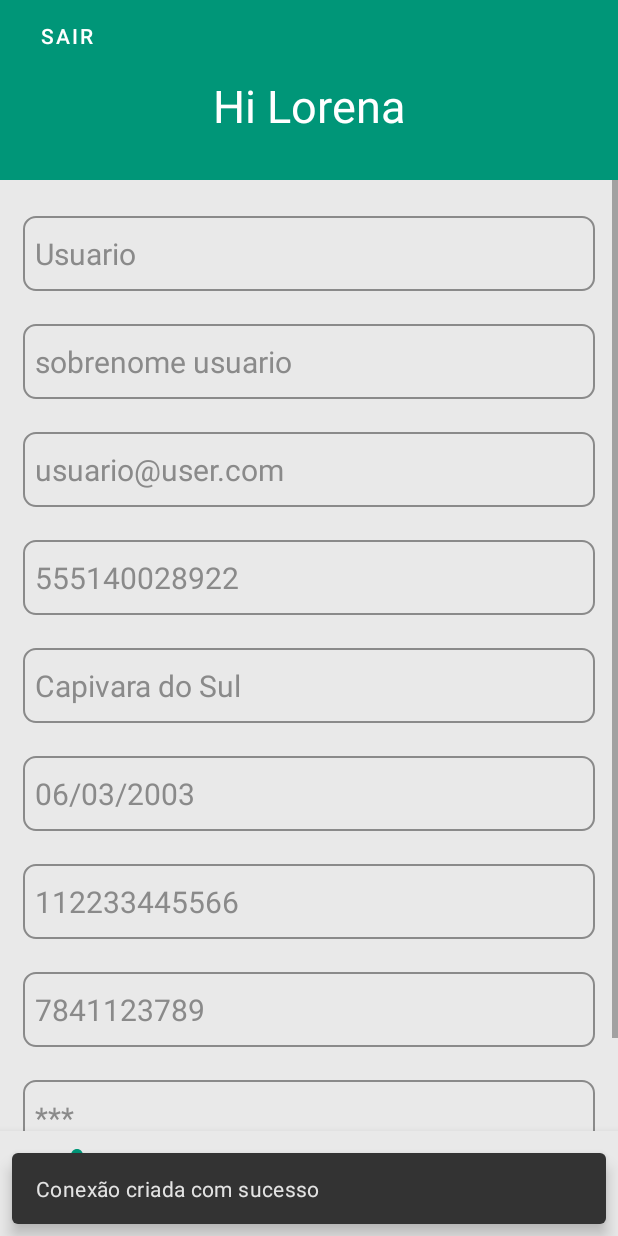
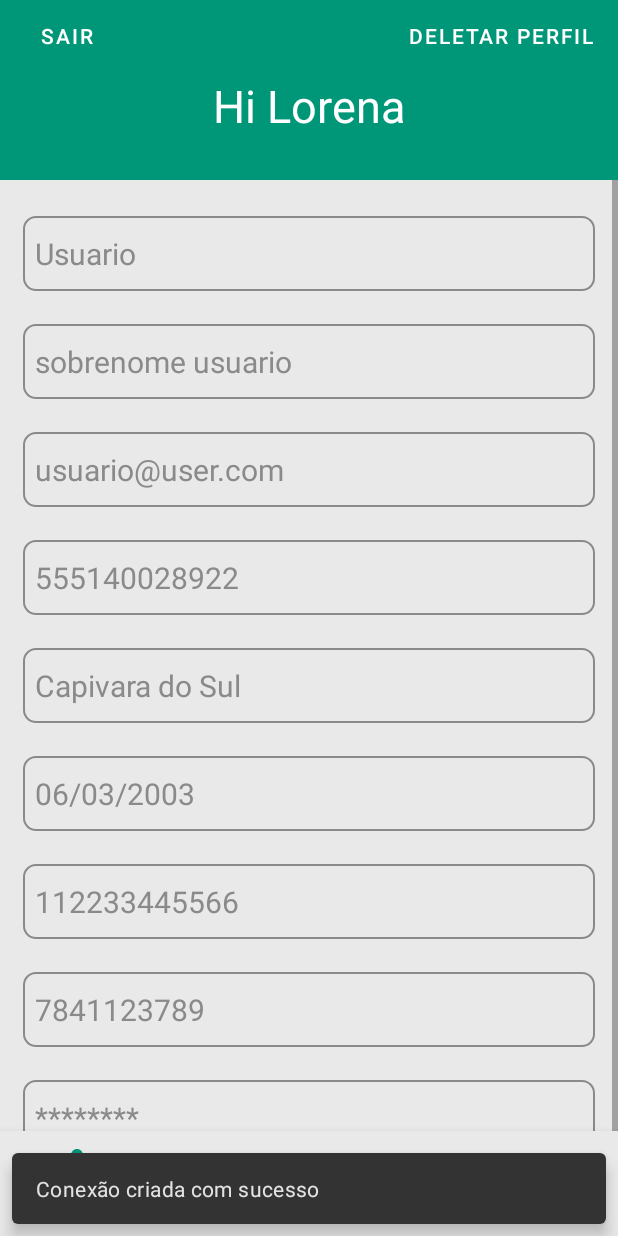
Before and after one commit to Camillyskk/AplicativoAndroid-PDM, an Android app: the ProfileFragment screen opened directly, with no data from a screen before it, on a phone screen of 412 x 824 dp. Run offline under Robolectric (Android 15) with nearby library versions, the phone set to English and light mode, and no system bars; 18 statements that could not run were skipped.

Commit message:
update profile ok

```diff
--- a/app/src/main/java/com/example/projetopdm/CadastroActivity.java
+++ b/app/src/main/java/com/example/projetopdm/CadastroActivity.java
@@ -209,7 +209,7 @@ public class CadastroActivity extends AppCompatActivity {
 
             conexao = dadosOpenHelper.getWritableDatabase();
 
-            Snackbar.make(activity_cadastro, R.string.message_conexao_ok, Snackbar.LENGTH_LONG).setAction(R.string.message_ok, null).show();
+            //Snackbar.make(activity_cadastro, R.string.message_conexao_ok, Snackbar.LENGTH_LONG).setAction(R.string.message_ok, null).show();
 
             usuarioRepo = new UsuarioRepo(conexao);
 
--- a/app/src/main/java/com/example/projetopdm/ProfileFragment.java
+++ b/app/src/main/java/com/example/projetopdm/ProfileFragment.java
@@ -8,6 +8,7 @@ import static com.example.projetopdm.CadastroActivity.validarNome;
 import static com.example.projetopdm.CadastroActivity.validarRG;
 import static com.example.projetopdm.CadastroActivity.validarSenha;
 import static com.example.projetopdm.CadastroActivity.validarTelefone;
+import static com.example.projetopdm.MainActivity.usuarioatual;
 
 import android.content.Intent;
 import android.database.SQLException;
@@ -20,6 +21,7 @@ import androidx.appcompat.app.AlertDialog;
 import androidx.fragment.app.Fragment;
 
 
+import android.util.Log;
 import android.view.LayoutInflater;
 import android.view.View;
 import android.view.ViewGroup;
@@ -28,6 +30,7 @@ import android.widget.EditText;
 
 import com.example.projetopdm.clinica.Agenda;
 import com.example.projetopdm.database.DadosOpenHelper;
+import com.example.projetopdm.dominios.entidades.Usuarios;
 import com.example.projetopdm.dominios.entidades.repositorios.UsuarioRepo;
 import com.example.projetopdm.usuarios.Usuario;
 import com.google.android.material.snackbar.Snackbar;
@@ -42,8 +45,10 @@ public class ProfileFragment extends Fragment {
     EditText et_nome, et_sobrenome, et_email, et_telefone, et_cidade, et_dataNasc, et_RG, et_CPF, et_senha;
     Button bt_atualizar, bt_sair;
 
+    static SQLiteDatabase conexao;
+    static DadosOpenHelper dadosOpenHelper;
 
-    UsuarioRepo usuarioRepo;
+    UsuarioRepo usuarioRepo = new UsuarioRepo(conexao);
 
 
     // TODO: Rename parameter arguments, choose names that match
@@ -80,6 +85,7 @@ public class ProfileFragment extends Fragment {
     @Override
     public void onCreate(Bundle savedInstanceState) {
         super.onCreate(savedInstanceState);
+        criarConexao();
         if (getArguments() != null) {
             mParam1 = getArguments().getString(ARG_PARAM1);
             mParam2 = getArguments().getString(ARG_PARAM2);
@@ -93,8 +99,9 @@ public class ProfileFragment extends Fragment {
         View v = inflater.inflate(R.layout.fragment_profile, container, false);
 
         //EditTexts com os dados
+        et_nome = v.findViewById(R.id.nome);
+        et_sobrenome = v.findViewById(R.id.sobrenome);
         et_email = v.findViewById(R.id.email);
-        et_senha = v.findViewById(R.id.senha);
         et_telefone = v.findViewById(R.id.telefone);
         et_cidade = v.findViewById(R.id.cidade);
         et_dataNasc = v.findViewById(R.id.dataNasc);
@@ -102,34 +109,56 @@ public class ProfileFragment extends Fragment {
         et_CPF = v.findViewById(R.id.cpf);
         et_senha = v.findViewById(R.id.senha);
 
+
         bt_atualizar = v.findViewById(R.id.atualizar);
         bt_sair = v.findViewById(R.id.bt_sair);
 
+
+        Log.d("ID: ", toString().valueOf(usuarioatual.ID));
+        Log.d("Cidade: ", usuarioatual.cidade.toString());
+        Log.d("Nome: ", usuarioatual.nome.toString());
+        Log.d("Sobrenome: ", usuarioatual.sobrenome.toString());
+        Log.d("CPF: ", usuarioatual.CPF.toString());
+        Log.d("RG: ", usuarioatual.RG.toString());
+        Log.d("Telefone: ", usuarioatual.telefone.toString());
+        Log.d("Nascimento: ", usuarioatual.nascimento.toString());
+        Log.d("Email: ", usuarioatual.email.toString());
+        Log.d("Senha: ", usuarioatual.senha.toString());
+
+
+        et_nome.setText(usuarioatual.nome.toString());
+        et_sobrenome.setText(usuarioatual.sobrenome.toString());
+        et_email.setText(usuarioatual.email.toString());
+        et_telefone.setText(usuarioatual.telefone.toString());
+        et_cidade.setText(usuarioatual.cidade.toString());
+        et_dataNasc.setText(usuarioatual.nascimento.toString());
+        et_CPF.setText(usuarioatual.CPF.toString());
+        et_RG.setText(usuarioatual.RG.toString());
+        et_senha.setText(usuarioatual.senha.toString());
+
+
         //Desabilitar os EditTexts
         //desabilitarEditTexts();
-
-        /*
-            et_cidade.setText(usuarioatual.cidade);
-            et_nome.setText(usuarioatual.nome);
-            et_sobrenome.setText(usuarioatual.sobrenome);
-            et_CPF.setText(usuarioatual.CPF);
-            et_RG.setText(usuarioatual.RG);
-            et_dataNasc.setText(usuarioatual.nascimento);
-            et_email.setText(usuarioatual.email);
-            et_senha.setText(usuarioatual.senha);
-         */
-
 
         bt_atualizar.setOnClickListener(new View.OnClickListener() {
             @RequiresApi(api = Build.VERSION_CODES.O)
             @Override
             public void onClick(View v) {
-//                puxar dados do banco e colocar no text dos editText
 
-                /*
-                usuarioRepo.alterar(usuarioatual);
-                */
+                Usuarios user = new Usuarios();
 
+                user.ID = usuarioatual.ID;
+                user.nome = et_nome.getText().toString();
+                user.sobrenome = et_sobrenome.getText().toString();
+                user.email = et_email.getText().toString();
+                user.senha = et_senha.getText().toString();
+                user.telefone = et_telefone.getText().toString();
+                user.cidade = et_cidade.getText().toString();
+                user.RG = et_RG.getText().toString();
+                user.CPF = et_CPF.getText().toString();
+                user.nascimento = et_dataNasc.getText().toString();
+
+                usuarioRepo.alterar(user);
 
                 if(et_email.isEnabled()){
                    if(isDadosValidos()) {
@@ -209,4 +238,22 @@ public class ProfileFragment extends Fragment {
     }
 
 
+    public void criarConexao() {
+        try {
+            dadosOpenHelper = new DadosOpenHelper(getActivity());
+
+            conexao = dadosOpenHelper.getWritableDatabase();
+
+            //Snackbar.make(activity_main, R.string.message_conexao_ok, Snackbar.LENGTH_LONG).setAction(R.string.message_ok, null).show();
+
+            usuarioRepo = new UsuarioRepo(conexao);
+
+        } catch (SQLException ex) {
+            AlertDialog.Builder dlg = new AlertDialog.Builder(getActivity());
+            dlg.setTitle(R.string.message_erro);
+            dlg.setMessage(ex.getMessage());
+            dlg.setNeutralButton(R.string.message_ok, null);
+            dlg.show();
+        }
+    }
 }
--- a/app/src/main/java/com/example/projetopdm/UsuarioActivity.java
+++ b/app/src/main/java/com/example/projetopdm/UsuarioActivity.java
@@ -15,6 +15,7 @@ import android.os.Bundle;
 import android.view.MenuItem;
 
 import com.example.projetopdm.database.DadosOpenHelper;
+import com.example.projetopdm.dominios.entidades.Usuarios;
 import com.example.projetopdm.dominios.entidades.repositorios.UsuarioRepo;
 import com.google.android.material.bottomnavigation.BottomNavigationView;
 import com.google.android.material.snackbar.Snackbar;
--- a/app/src/main/java/com/example/projetopdm/dominios/entidades/repositorios/UsuarioRepo.java
+++ b/app/src/main/java/com/example/projetopdm/dominios/entidades/repositorios/UsuarioRepo.java
@@ -59,7 +59,7 @@ public class UsuarioRepo {
        String[] parametros = new String[1];
        parametros[0] = String.valueOf(usuarios.ID);
 
-       conexao.update("Usuario", contentValues, "ID = ?", parametros);
+       conexao.update("Usuarios", contentValues, "ID = ?", parametros);
    }
 
    public List<Usuarios> buscarUsuarios() {
@@ -72,13 +72,10 @@ public class UsuarioRepo {
         //sql.append("SELECT Nome, Sobrenome, Telefone, Cidade, CPF, RG, Nascimento, Email, Senha ");
         sql.append("FROM Usuarios ");
 
-       Log.d("TESTE","ANTES DO RESULTADO");
         Cursor resultado = conexao.rawQuery(sql.toString(), null);
 
         if (resultado.getCount() > 0){
             resultado.moveToFirst();
-            Log.d("TESTE","DEPOIS DO MOVE TO FIRST");
-
             do {
                 Usuarios usuario = new Usuarios();
 
--- a/app/src/main/res/layout/fragment_profile.xml
+++ b/app/src/main/res/layout/fragment_profile.xml
@@ -30,6 +30,14 @@
         android:text="@string/sair"
         android:background="@android:color/transparent"
         android:id="@+id/bt_sair"/>
+
+    <Button
+        android:id="@+id/deletar_perfil"
+        android:layout_width="wrap_content"
+        android:layout_height="wrap_content"
+        android:layout_gravity="right"
+        android:background="@android:color/transparent"
+        android:text="@string/deletar_perfil" />
 
     <ScrollView
         android:layout_width="match_parent"
@@ -101,7 +109,7 @@
                 android:textColorHint="@color/grey2"
                 android:textSize="20sp"
                 app:layout_constraintLeft_toLeftOf="parent"
-                app:layout_constraintTop_toTopOf="@id/email"/>
+                app:layout_constraintTop_toTopOf="@id/email" />
 
             <EditText
                 android:id="@+id/cidade"
@@ -146,7 +154,7 @@
                 android:textColorHint="@color/grey2"
                 android:textSize="20sp"
                 app:layout_constraintLeft_toLeftOf="parent"
-                app:layout_constraintTop_toTopOf="@id/dataNasc"/>
+                app:layout_constraintTop_toTopOf="@id/dataNasc" />
 
             <EditText
                 android:id="@+id/cpf"
@@ -161,7 +169,7 @@
                 android:textColorHint="@color/grey2"
                 android:textSize="20sp"
                 app:layout_constraintLeft_toLeftOf="parent"
-                app:layout_constraintTop_toTopOf="@id/rg"/>
+                app:layout_constraintTop_toTopOf="@id/rg" />
 
             <EditText
                 android:id="@+id/senha"
@@ -170,7 +178,7 @@
                 android:layout_marginTop="72dp"
                 android:background="@drawable/custom_edit_text"
                 android:ems="10"
-                android:hint="***"
+                android:hint="********"
                 android:importantForAutofill="no"
                 android:inputType="textPassword"
                 android:textColorHint="@color/grey2"
@@ -180,41 +188,29 @@
                 tools:ignore="DuplicateClickableBoundsCheck" />
 
             <Button
+                android:id="@+id/atualizar"
                 android:layout_width="match_parent"
-                android:layout_height="45dp"
+                android:layout_height="48dp"
                 android:layout_marginTop="72dp"
-                app:backgroundTint="@color/orange"
                 android:background="@drawable/custom_delete_button"
                 android:text="@string/atualizar_dados"
                 android:textSize="16sp"
-                android:id="@+id/atualizar"
+                app:backgroundTint="@color/orange"
                 app:layout_constraintLeft_toLeftOf="parent"
-                app:layout_constraintTop_toTopOf="@id/senha"
-                />
+                app:layout_constraintTop_toTopOf="@id/senha" />
 
             <Button
-                android:layout_width="wrap_content"
-                android:layout_height="wrap_content"
-                android:layout_marginTop="72dp"
-                android:layout_gravity="left"
-                android:text="@string/deletar_perfil"
-                android:background="@android:color/transparent"
-                android:id="@+id/deletar_perfil"
-                app:layout_constraintLeft_toLeftOf="parent"
-                app:layout_constraintTop_toTopOf="@id/atualizar"/>
-
-            <Button
+                android:id="@+id/button"
                 android:layout_width="wrap_content"
                 android:layout_height="50dp"
+                android:layout_marginLeft="16dp"
+                android:layout_marginTop="56dp"
+                android:background="@android:color/transparent"
                 android:text="@string/sair"
                 android:textColor="@color/red"
-                android:layout_gravity="right"
-                android:layout_marginTop="72dp"
-                android:layout_marginBottom="70dp"
-                android:background="@android:color/transparent"
+                app:backgroundTint="@color/orange"
                 app:layout_constraintLeft_toLeftOf="parent"
-                app:layout_constraintTop_toTopOf="@id/deletar_perfil"
-                />
+                app:layout_constraintTop_toTopOf="@id/atualizar" />
 
         </androidx.constraintlayout.widget.ConstraintLayout>
     </ScrollView>
```
Also changed, not shown: app/src/main/java/com/example/projetopdm/MainActivity.java (+5 -2 lines).
